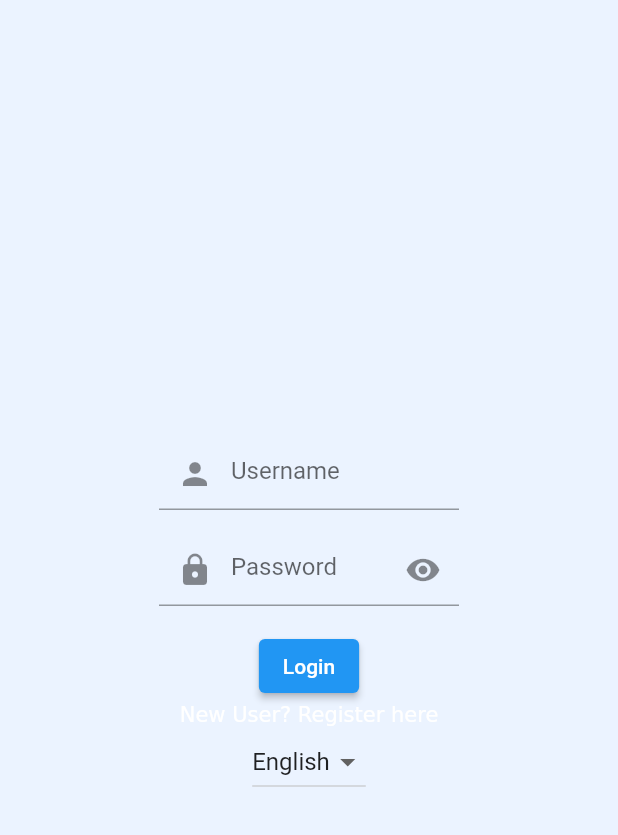
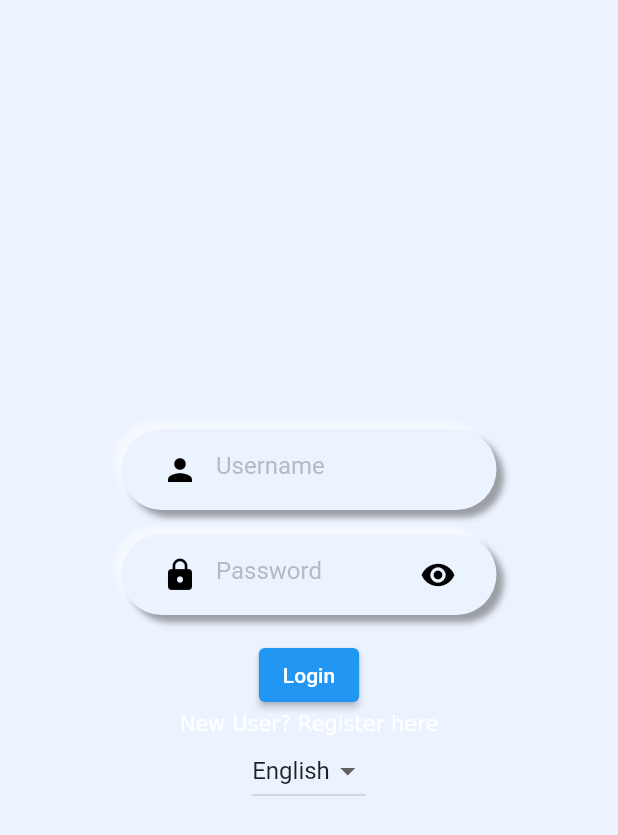
Before and after one commit to funglobaldesign/Nokosu2023-Frontend, a Flutter app: the screen it shows after launch, on a phone screen of 412 x 824 dp. Shown: the top 835 px of the screen. Run offline on Flutter 3.47's test engine with Material 2 defaults, Android fonts, the phone set to English and light mode, and no system bars; our stand-ins replace shared_preferences; generated files the repository leaves out were written again.

Commit message:
Attempt input field effects

```diff
--- a/lib/Components/input_field.dart
+++ b/lib/Components/input_field.dart
@@ -14,7 +14,7 @@ class InputField extends StatefulWidget {
     required this.label,
     required this.controller,
     required this.prefixicon,
-    this.boxWidth = 200,
+    this.boxWidth = 250,
     this.err = '',
     this.ispasswordField = false,
   }) : super(key: key);
@@ -25,11 +25,40 @@ class InputField extends StatefulWidget {
 
 class InputFieldState extends State<InputField> {
   late bool obscureText;
+  final FocusNode containerFocusNode = FocusNode();
+  late List<BoxShadow> containerShadowDecoration = [];
 
   @override
   void initState() {
     super.initState();
     obscureText = widget.ispasswordField;
+
+    containerFocusNode.addListener(() {
+      if (containerFocusNode.hasFocus) {
+        setState(() {
+          containerShadowDecoration.add(
+            const BoxShadow(
+              color: ThemeColours.shadowDark,
+              spreadRadius: -5,
+              offset: Offset(-2.5, -2.5),
+              blurRadius: 5,
+            ),
+          );
+          containerShadowDecoration.add(
+            const BoxShadow(
+              color: ThemeColours.shadowLight,
+              spreadRadius: -5,
+              offset: Offset(2.5, 2.5),
+              blurRadius: 5,
+            ),
+          );
+        });
+      } else {
+        setState(() {
+          containerShadowDecoration = [];
+        });
+      }
+    });
   }
 
   @override
@@ -39,16 +68,73 @@ class InputFieldState extends State<InputField> {
       child: Column(
         crossAxisAlignment: CrossAxisAlignment.start,
         children: [
-          TextFormField(
+          Container(
+            decoration: BoxDecoration(
+              color: ThemeColours.bgBlueWhite,
+              borderRadius: BorderRadius.circular(NumericConsts.borderRad),
+              border: Border.all(
+                width: 0,
+                color: Colors.transparent,
+              ),
+              boxShadow: const [
+                BoxShadow(
+                  color: ThemeColours.shadowLight,
+                  offset: Offset(-5, -5),
+                  blurRadius: NumericConsts.blurRad,
+                ),
+                BoxShadow(
+                  color: ThemeColours.shadowDark,
+                  offset: Offset(5, 5),
+                  blurRadius: NumericConsts.blurRad,
+                ),
+              ],
+            ),
+            child: Container(
+              padding: const EdgeInsets.all(NumericConsts.blurRad),
+              decoration: BoxDecoration(
+                boxShadow: containerShadowDecoration,
+                color: Colors.transparent,
+                borderRadius: BorderRadius.circular(NumericConsts.borderRad),
+                border: Border.all(
+                  width: 0,
+                  color: Colors.transparent,
+                ),
+              ),
+              child: Focus(
+                focusNode: containerFocusNode,
+                child: Container(
+                  padding: const EdgeInsets.symmetric(
+                    horizontal: NumericConsts.paddingX,
+                    vertical: 0,
+                  ),
+                  decoration: BoxDecoration(
+                    color: ThemeColours.bgBlueWhite,
+                    borderRadius:
+                        BorderRadius.circular(NumericConsts.borderRad),
+                    border: Border.all(
+                      width: 0,
+                      color: Colors.transparent,
+                    ),
+                  ),
+                  child: TextFormField(
                     controller: widget.controller,
                     obscureText: obscureText,
+                    style: const TextStyle(color: ThemeColours.txtBlack),
                     decoration: InputDecoration(
+                      border: InputBorder.none,
                       hintText: widget.label,
-              prefixIcon: Icon(widget.prefixicon),
+                      hintStyle: const TextStyle(color: ThemeColours.txtGrey),
+                      prefixIcon: Icon(
+                        widget.prefixicon,
+                        color: ThemeColours.iconBlack,
+                      ),
                       suffixIcon: widget.ispasswordField
                           ? IconButton(
                               icon: Icon(
-                        obscureText ? Icons.visibility : Icons.visibility_off,
+                                obscureText
+                                    ? Icons.visibility
+                                    : Icons.visibility_off,
+                                color: ThemeColours.iconBlack,
                               ),
                               onPressed: () {
                                 setState(() {
@@ -57,6 +143,10 @@ class InputFieldState extends State<InputField> {
                               },
                             )
                           : null,
+                    ),
+                  ),
+                ),
+              ),
             ),
           ),
           Text(
--- a/lib/src/constants.dart
+++ b/lib/src/constants.dart
@@ -6,13 +6,21 @@ abstract class ThemeColours {
   static const Color bgWhite = Color(0xFFFFFFFF);
 
   // Text colours
-  static const Color txtBlack = Color(0x00000000);
+  static const Color txtBlack = Color(0xFF000000);
   static const Color txtGrey = Color(0x77777777);
   static const Color txtRed = Colors.red;
 
   // Icon Colours
-  static const Color iconBlack = Color(0x00000000);
+  static const Color iconBlack = Color(0xFF000000);
 
   // Shadow Colours
-  static Color shdwGrey = Colors.grey.withOpacity(0.5);
+  static const Color shadowDark = Color(0x88555555);
+  static const Color shadowLight = Color(0x88FFFFFF);
 }
+
+abstract class NumericConsts {
+  static const double borderRad = 50;
+  static const double blurRad = 3;
+  static const double paddingX = 12;
+  static const double paddingY = 5;
+}
```
Lines whose indentation alone changed are shown as unchanged.
